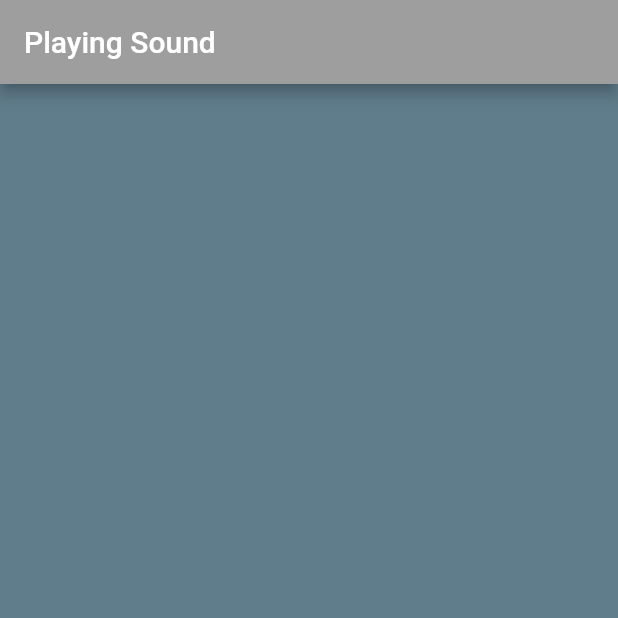
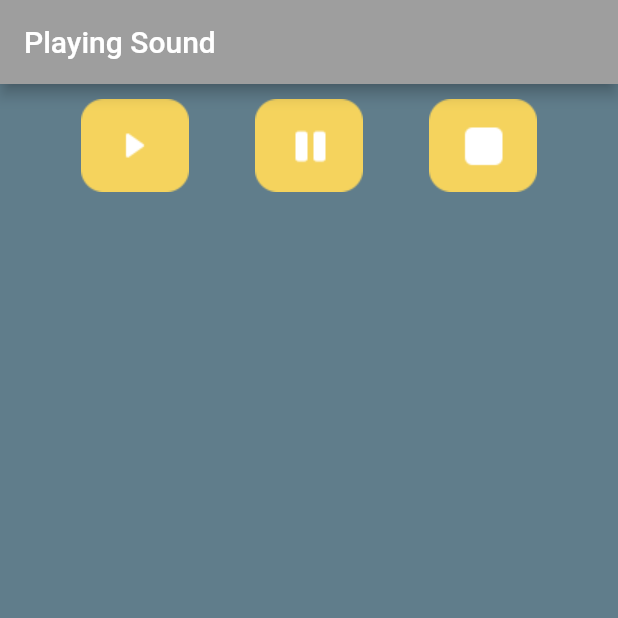
Before and after one commit to adilsontchameia/PlayingSound, a Flutter app: the screen it shows after launch, on a phone screen of 412 x 824 dp, the top half of it. Run offline on Flutter 3.47's test engine with Material 2 defaults, Android fonts, the light colour scheme and no system bars; our stand-ins replace audioplayers.

Commit message:
insercao dos botoes de controle

```diff
--- a/lib/main.dart
+++ b/lib/main.dart
@@ -21,21 +21,37 @@ class _HomeState extends State<Home> {
     //Instanciando a classe
     final player = AudioCache();
     //Pegando o arquivo desejado para reproduzir
-    player.play("musica.mp3");
+    player.play("fear.mp3");
   }
 
   @override
   Widget build(BuildContext context) {
-    _executar();
     return Scaffold(
       backgroundColor: Colors.blueGrey,
       appBar: AppBar(
         title: Text("Playing Sound"),
         backgroundColor: Colors.grey,
       ),
-      body: Container(
-        child: Column(
-          children: [],
+      body: SafeArea(
+        child: Padding(
+          padding: const EdgeInsets.all(10.0),
+          child: Row(
+            mainAxisAlignment: MainAxisAlignment.spaceEvenly,
+            children: [
+              GestureDetector(
+                child: Image.asset("images/executar.png"),
+                onTap: () {},
+              ),
+              GestureDetector(
+                child: Image.asset("images/pausar.png"),
+                onTap: () {},
+              ),
+              GestureDetector(
+                child: Image.asset("images/parar.png"),
+                onTap: () {},
+              ),
+            ],
+          ),
         ),
       ),
     );
```
